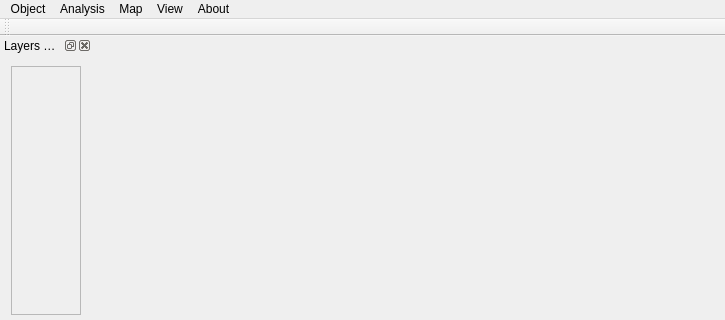
The window that gui/otbmodellerwin.ui (manaakiwhenua/LUMASS) describes before a commit, drawn with Qt 5; both pictures show x 0 to 725 and y 0 to 320 of the 725 by 640 pixel window.
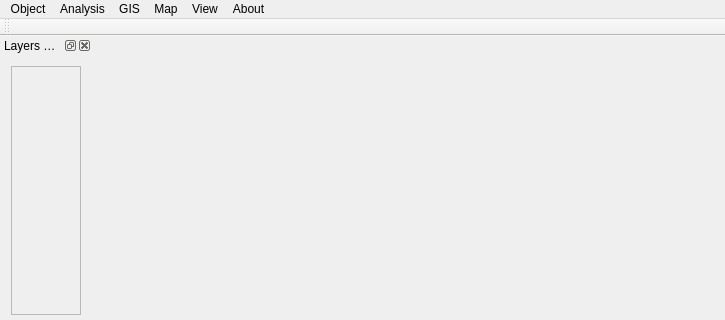
The same window after the commit. Icons and pictures are not drawn. Custom widgets are drawn as their Qt base class.

Commit message: enh: otbmodellerwin: - changed to MDI main layout for model and map window support                      - added experimental functionality: Image2PolyData, setMapBackgroundColour,                        toggleRubberBandZoom

Patch:
```diff
--- a/gui/otbmodellerwin.ui
+++ b/gui/otbmodellerwin.ui
@@ -119,8 +119,15 @@
     </property>
     <addaction name="actionLUMASS"/>
    </widget>
+   <widget class="QMenu" name="menuGIS_ish">
+    <property name="title">
+     <string>GIS</string>
+    </property>
+    <addaction name="actionImage_Polydata"/>
+   </widget>
    <addaction name="menuObject"/>
    <addaction name="menuMOSO"/>
+   <addaction name="menuGIS_ish"/>
    <addaction name="menu3D_Vis"/>
    <addaction name="menuView"/>
    <addaction name="menuAbout"/>
```
Left out of the diff: 11 changed lines with no effect on the pictures. The commit also changes 2 other files.
